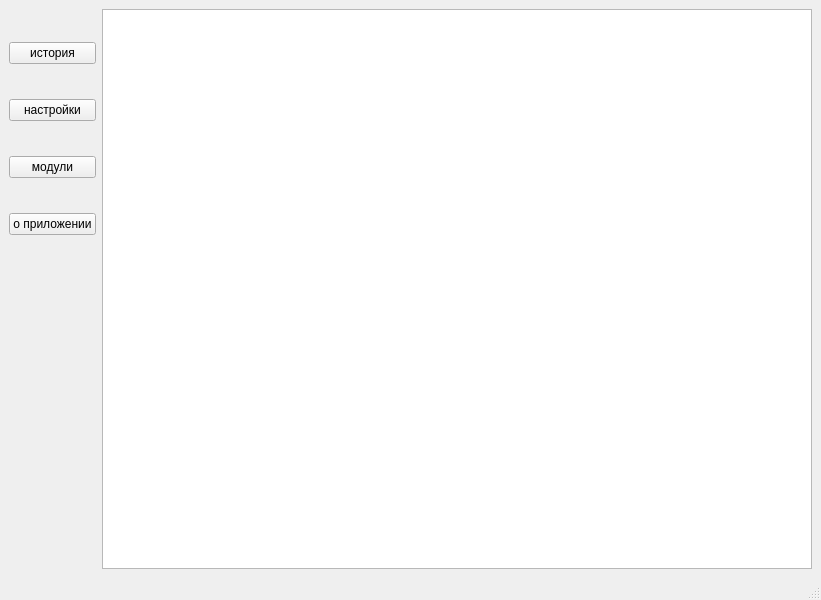
Above: des.ui from Monsets/Eva before the change. Below: the same form after it.
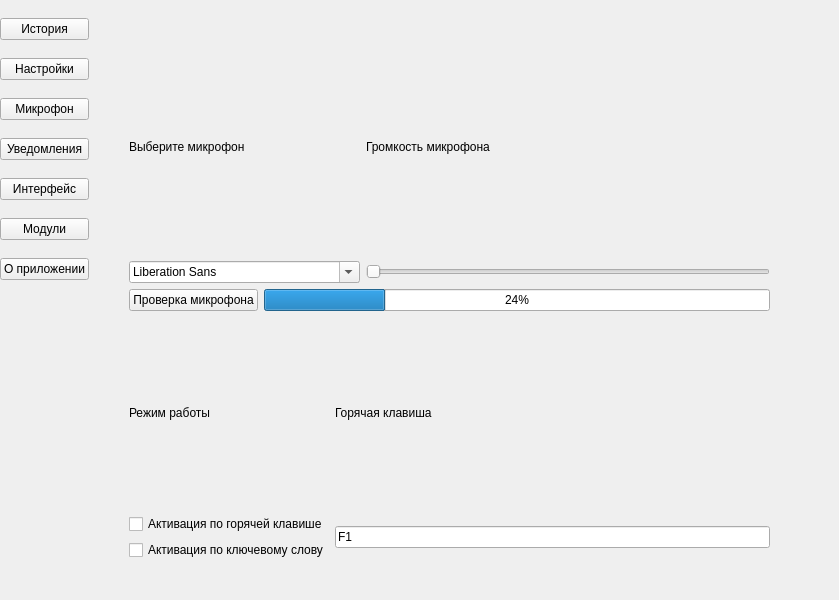
That is the form after the change. The open tabs and pages were chosen to show the change.

Commit message: pre-alpha design

Patch:
```diff
--- a/des.ui
+++ b/des.ui
@@ -6,7 +6,7 @@
    <rect>
     <x>0</x>
     <y>0</y>
-    <width>821</width>
+    <width>839</width>
     <height>600</height>
    </rect>
   </property>
@@ -15,10 +15,28 @@
   </property>
   <widget class="QWidget" name="centralwidget">
    <layout class="QHBoxLayout" name="horizontalLayout">
+    <property name="spacing">
+     <number>0</number>
+    </property>
+    <property name="leftMargin">
+     <number>0</number>
+    </property>
+    <property name="topMargin">
+     <number>0</number>
+    </property>
+    <property name="rightMargin">
+     <number>0</number>
+    </property>
+    <property name="bottomMargin">
+     <number>0</number>
+    </property>
     <item>
      <layout class="QVBoxLayout" name="verticalLayout">
       <property name="spacing">
-       <number>2</number>
+       <number>0</number>
+      </property>
+      <property name="leftMargin">
+       <number>0</number>
       </property>
       <property name="bottomMargin">
        <number>300</number>
@@ -26,39 +44,253 @@
       <item>
        <widget class="QPushButton" name="Button_History">
         <property name="text">
-         <string>история</string>
+         <string>История</string>
         </property>
        </widget>
       </item>
       <item>
        <widget class="QPushButton" name="ComboBox_Settings">
         <property name="text">
-         <string>настройки</string>
+         <string>Настройки</string>
         </property>
        </widget>
       </item>
       <item>
        <widget class="QPushButton" name="ButtonModules">
         <property name="text">
-         <string>модули</string>
+         <string>Микрофон</string>
+        </property>
+       </widget>
+      </item>
+      <item>
+       <widget class="QPushButton" name="Button_Settings_Notify">
+        <property name="text">
+         <string>Уведомления</string>
+        </property>
+       </widget>
+      </item>
+      <item>
+       <widget class="QPushButton" name="Button_Settings_Interface">
+        <property name="text">
+         <string>Интерфейс</string>
+        </property>
+       </widget>
+      </item>
+      <item>
+       <widget class="QPushButton" name="Button_Modules">
+        <property name="text">
+         <string>Модули</string>
         </property>
        </widget>
       </item>
       <item>
        <widget class="QPushButton" name="Button_About">
         <property name="text">
-         <string>о приложении</string>
+         <string>О приложении</string>
         </property>
        </widget>
       </item>
      </layout>
     </item>
     <item>
-     <widget class="QListWidget" name="listWidget"/>
+     <widget class="QStackedWidget" name="stackedWidget">
+      <widget class="QWidget" name="history_page"/>
+      <widget class="QWidget" name="modules_page"/>
+      <widget class="QWidget" name="setting_micro_page">
+       <widget class="QWidget" name="verticalLayoutWidget_2">
+        <property name="geometry">
+         <rect>
+          <x>0</x>
+          <y>-1</y>
+          <width>721</width>
+          <height>601</height>
+         </rect>
+        </property>
+        <layout class="QVBoxLayout" name="verticalLayout_4">
+         <property name="leftMargin">
+          <number>40</number>
+         </property>
+         <property name="topMargin">
+          <number>40</number>
+         </property>
+         <property name="rightMargin">
+          <number>40</number>
+         </property>
+         <property name="bottomMargin">
+          <number>40</number>
+         </property>
+         <item>
+          <layout class="QGridLayout" name="gridLayout">
+           <item row="1" column="1">
+            <widget class="QSlider" name="Slider_Micro_Volume">
+             <property name="orientation">
+              <enum>Qt::Horizontal</enum>
+             </property>
+            </widget>
+           </item>
+           <item row="1" column="0">
+            <widget class="QFontComboBox" name="ComboBox_Micro"/>
+           </item>
+           <item row="0" column="0">
+            <widget class="QLabel" name="label">
+             <property name="text">
+              <string>Выберите микрофон</string>
+             </property>
+            </widget>
+           </item>
+           <item row="0" column="1">
+            <widget class="QLabel" name="label_2">
+             <property name="text">
+              <string>Громкость микрофона</string>
+             </property>
+            </widget>
+           </item>
+          </layout>
+         </item>
+         <item>
+          <layout class="QHBoxLayout" name="horizontalLayout_2">
+           <item>
+            <widget class="QPushButton" name="Button_Check_Micro">
+             <property name="text">
+              <string>Проверка микрофона</string>
+             </property>
+            </widget>
+           </item>
+           <item>
+            <widget class="QProgressBar" name="progressBar">
+             <property name="value">
+              <number>24</number>
+             </property>
+            </widget>
+           </item>
+          </layout>
+         </item>
+         <item>
+          <layout class="QGridLayout" name="gridLayout_2">
+           <item row="0" column="1">
+            <widget class="QLabel" name="label_4">
+             <property name="text">
+              <string>Горячая клавиша</string>
+             </property>
+            </widget>
+           </item>
+           <item row="0" column="0">
+            <widget class="QLabel" name="label_3">
+             <property name="text">
+              <string>Режим работы</string>
+             </property>
+            </widget>
+           </item>
+           <item row="1" column="0">
+            <layout class="QVBoxLayout" name="verticalLayout_3">
+             <item>
+              <widget class="QCheckBox" name="CheckBox_HotKey">
+               <property name="text">
+                <string>Активация по горячей клавише</string>
+               </property>
+              </widget>
+             </item>
+             <item>
+              <widget class="QCheckBox" name="CheckBox_KeyWork">
+               <property name="text">
+                <string>Активация по ключевому слову</string>
+               </property>
+              </widget>
+             </item>
+            </layout>
+           </item>
+           <item row="1" column="1">
+            <widget class="QKeySequenceEdit" name="HotKey_Choosen">
+             <property name="keySequence">
+              <string>F1</string>
+             </property>
+            </widget>
+           </item>
+          </layout>
+         </item>
+        </layout>
+       </widget>
+      </widget>
+      <widget class="QWidget" name="settings_notification_page">
+       <widget class="QWidget" name="gridLayoutWidget_3">
+        <property name="geometry">
+         <rect>
+          <x>-1</x>
+          <y>-3</y>
+          <width>731</width>
+          <height>611</height>
+         </rect>
+        </property>
+        <layout class="QGridLayout" name="gridLayout_3">
+         <property name="leftMargin">
+          <number>40</number>
+         </property>
+         <property name="rightMargin">
+          <number>40</number>
+         </property>
+         <property name="bottomMargin">
+          <number>200</number>
+         </property>
+         <property name="verticalSpacing">
+          <number>0</number>
+         </property>
+         <item row="0" column="0">
+          <widget class="QLabel" name="label_5">
+           <property name="text">
+            <string>Включить вывод текста на экран</string>
+           </property>
+          </widget>
+         </item>
+         <item row="1" column="1">
+          <widget class="QSlider" name="horizontalSlider_2">
+           <property name="maximum">
+            <number>1</number>
+           </property>
+           <property name="orientation">
+            <enum>Qt::Horizontal</enum>
+           </property>
+          </widget>
+         </item>
+         <item row="1" column="0">
+          <widget class="QLabel" name="label_6">
+           <property name="text">
+            <string>Включить звуковое оповещение </string>
+           </property>
+          </widget>
+         </item>
+         <item row="0" column="1">
+          <widget class="QSlider" name="horizontalSlider">
+           <property name="maximum">
+            <number>1</number>
+           </property>
+           <property name="orientation">
+            <enum>Qt::Horizontal</enum>
+           </property>
+          </widget>
+         </item>
+        </layout>
+       </widget>
+      </widget>
+      <widget class="QWidget" name="settings_interface_page"/>
+      <widget class="QWidget" name="about_app">
+       <widget class="QLabel" name="label_7">
+        <property name="geometry">
+         <rect>
+          <x>180</x>
+          <y>220</y>
+          <width>67</width>
+          <height>17</height>
+         </rect>
+        </property>
+        <property name="text">
+         <string>Ти пидор</string>
+        </property>
+       </widget>
+      </widget>
+     </widget>
     </item>
    </layout>
   </widget>
-  <widget class="QStatusBar" name="statusbar"/>
  </widget>
  <resources/>
  <connections/>
```
Left out of the diff: 9 changed lines with no effect on the pictures. The commit also changes 2 other files.
